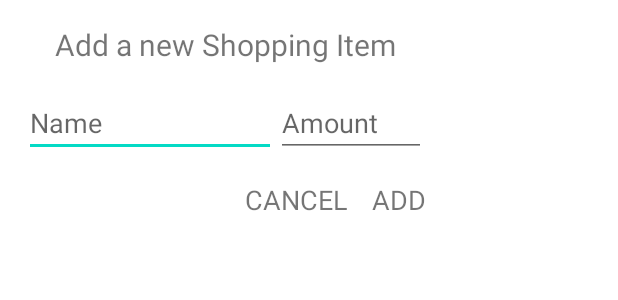
After one commit to nfaycel/MVVM-ShoppingList-App, an Android app: the layout dialog_add_shopping_item.xml on its own in the app's theme, with its tools: preview values and no code run, on a phone screen of 412 x 824 dp. The commit adds this screen. Shown: the top 300 px of the screen. Run offline under Robolectric (Android 15) with nearby library versions, the phone set to English and light mode, and no system bars.

Commit message:
MVVM ShoppingList App - ADD ITEMS WITH A CUSTOM DIALOG - Part 5

```diff
--- a/app/src/main/java/dz/anem/shoppinglist/data/db/ShoppingDao.kt
+++ b/app/src/main/java/dz/anem/shoppinglist/data/db/ShoppingDao.kt
@@ -7,7 +7,7 @@ import dz.anem.shoppinglist.data.db.entities.ShoppingItem
 @Dao
 interface ShoppingDao {
     @Insert(onConflict = OnConflictStrategy.REPLACE)
-    fun upsert(item: ShoppingItem)
+    suspend fun upsert(item: ShoppingItem)
 
     @Delete
     suspend fun delete(item: ShoppingItem)
--- /dev/null
+++ b/app/src/main/res/layout/dialog_add_shopping_item.xml
@@ -0,0 +1,62 @@
+<?xml version="1.0" encoding="utf-8"?>
+<androidx.constraintlayout.widget.ConstraintLayout xmlns:android="http://schemas.android.com/apk/res/android"
+    xmlns:app="http://schemas.android.com/apk/res-auto"
+    xmlns:tools="http://schemas.android.com/tools"
+    android:padding="16dp"
+    android:layout_width="300dp"
+    android:layout_height="wrap_content">
+
+    <TextView
+        android:id="@+id/tvTitle"
+        android:layout_width="wrap_content"
+        android:layout_height="wrap_content"
+        android:text="Add a new Shopping Item"
+        android:textSize="20sp"
+        app:layout_constraintEnd_toEndOf="parent"
+        app:layout_constraintStart_toStartOf="parent"
+        app:layout_constraintTop_toTopOf="parent" />
+
+    <EditText
+        android:id="@+id/etName"
+        android:layout_width="0dp"
+        android:layout_height="wrap_content"
+        android:layout_marginTop="16dp"
+        android:ems="10"
+        android:inputType="text"
+        android:hint="Name"
+        app:layout_constraintEnd_toStartOf="@+id/etAmount"
+        app:layout_constraintStart_toStartOf="parent"
+        app:layout_constraintTop_toBottomOf="@+id/tvTitle" />
+
+    <EditText
+        android:id="@+id/etAmount"
+        android:layout_width="100dp"
+        android:layout_height="wrap_content"
+        android:layout_marginTop="16dp"
+        android:ems="10"
+        android:inputType="number"
+        android:hint="Amount"
+        app:layout_constraintEnd_toEndOf="parent"
+        app:layout_constraintTop_toBottomOf="@+id/tvTitle" />
+
+    <TextView
+        android:id="@+id/tvCancel"
+        android:layout_width="wrap_content"
+        android:layout_height="wrap_content"
+        android:layout_marginTop="16dp"
+        android:layout_marginEnd="16dp"
+        android:text="CANCEL"
+        android:textSize="18sp"
+        app:layout_constraintEnd_toStartOf="@+id/tvAdd"
+        app:layout_constraintTop_toBottomOf="@+id/etAmount" />
+
+    <TextView
+        android:id="@+id/tvAdd"
+        android:layout_width="wrap_content"
+        android:layout_height="wrap_content"
+        android:layout_marginTop="16dp"
+        android:text="ADD"
+        android:textSize="18sp"
+        app:layout_constraintEnd_toEndOf="parent"
+        app:layout_constraintTop_toBottomOf="@+id/etAmount" />
+</androidx.constraintlayout.widget.ConstraintLayout>
--- a/app/src/main/res/layout/shopping_item.xml
+++ b/app/src/main/res/layout/shopping_item.xml
@@ -3,7 +3,7 @@
     xmlns:app="http://schemas.android.com/apk/res-auto"
     xmlns:tools="http://schemas.android.com/tools"
     android:layout_width="match_parent"
-    android:layout_height="match_parent"
+    android:layout_height="wrap_content"
     android:padding="16dp">
 
     <TextView
--- a/app/src/main/res/values/strings.xml
+++ b/app/src/main/res/values/strings.xml
@@ -1,3 +1,4 @@
 <resources>
     <string name="app_name">Shopping List</string>
+    <string name="add_new_shopping_item">add new shopping item</string>
 </resources>
```
Also changed, not shown: app/src/debug/res/drawable-anydpi/ic_add.xml (added, +11 -0 lines), app/src/main/java/dz/anem/shoppinglist/ui/shoppinglist/AddDialogListener.kt (added, +7 -0 lines), app/src/main/java/dz/anem/shoppinglist/ui/shoppinglist/AddShoppingItemDialog.kt (added, +43 -0 lines), app/src/main/java/dz/anem/shoppinglist/ui/shoppinglist/ShoppingActivity.kt (+31 -3 lines), app/src/main/res/layout/activity_shopping.xml (+16 -5 lines), app/src/debug/res/drawable-hdpi/ic_add.png (added), app/src/debug/res/drawable-mdpi/ic_add.png (added), app/src/debug/res/drawable-xhdpi/ic_add.png (added), app/src/debug/res/drawable-xxhdpi/ic_add.png (added).
